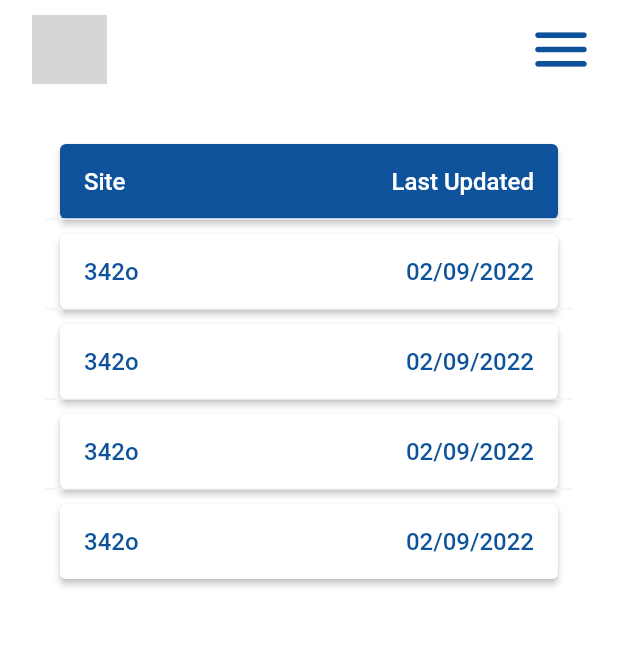
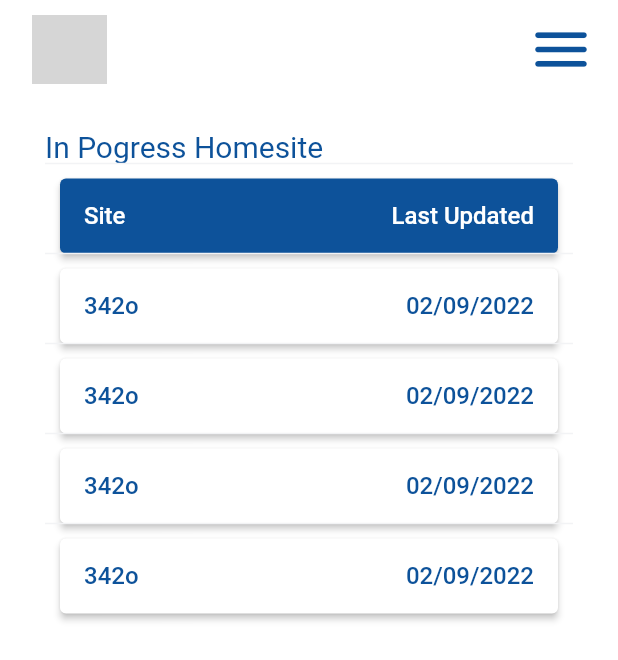
Before and after one commit to teerathk/Longo, a Flutter app: the inprogresshomesite screen opened directly, on a phone screen of 412 x 824 dp. Shown: the top 660 px of the screen. Run offline on Flutter 3.47's test engine with Material 2 defaults, Android fonts, the phone set to English and light mode, and no system bars; our stand-ins replace fluttertoast, shared_preferences; accounts and stored records are empty; network calls fail; Roboto replaces fonts that are missing (RalewayLight); grey boxes are pictures that could not be loaded.

Commit message:
updates for title
added title for in progress homesite

```diff
--- a/lib/pages/inprogresshomesite.dart
+++ b/lib/pages/inprogresshomesite.dart
@@ -81,6 +81,7 @@ class inprogresshomesite extends StatelessWidget {
             ],
           ),
           body: SingleChildScrollView(
+
           child: Padding(
           padding: EdgeInsets.all(30),
 
@@ -93,6 +94,18 @@ class inprogresshomesite extends StatelessWidget {
           2: FlexColumnWidth(2),
           },
           children: [
+            TableRow(
+              children: [
+                const Text(
+                  "In Pogress Homesite",
+                  style: TextStyle(
+                    fontSize: 20,
+                    color: Color(0xff0D529A),
+                  ),
+                ),
+              //Container(Icon(Icons.check, color: Colors.grey)),
+              ]
+            ),
              TableRow(
                 children: [
                   Container(
```
